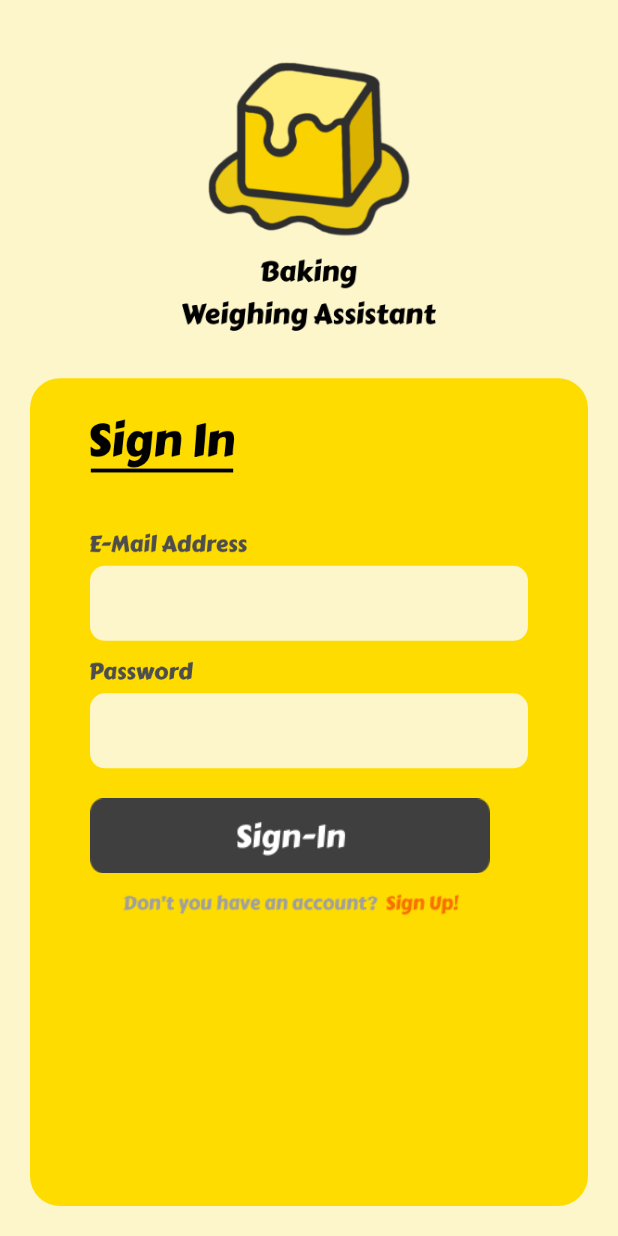
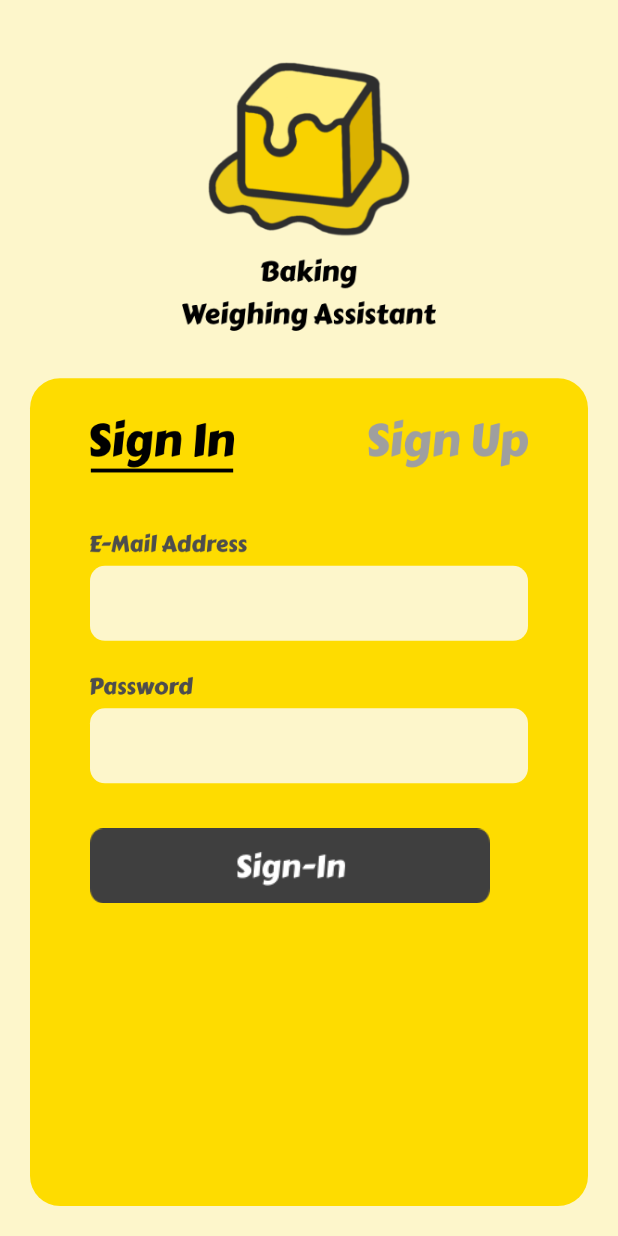
Before and after one commit to coqoa/BakingWeighingAssistant, a Flutter app: the screen it shows after launch, on a phone screen of 412 x 824 dp. Run offline on Flutter 3.47's test engine with Material 2 defaults, Android fonts, the light colour scheme and no system bars; our stand-ins replace flutter_keyboard_visibility, get; missing offline and left inert: flutter_keyboard_visibility_web.

Commit message:
로그인페이지 / 회원가입 페이지 개발 완료

```diff
--- a/lib/main.dart
+++ b/lib/main.dart
@@ -2,22 +2,25 @@ import 'package:bwa/config/palette.dart';
 import 'package:bwa/screen/sign.dart';
 import 'package:flutter/material.dart';
 import 'package:get/get.dart';
+import 'package:flutter/services.dart';
 
 void main() {
-  runApp(const MyApp());
+  WidgetsFlutterBinding.ensureInitialized();
+  SystemChrome.setPreferredOrientations([DeviceOrientation.portraitUp]).then((value) => runApp(const MyApp()));
 }
 
 class MyApp extends StatelessWidget {
   const MyApp({Key? key}) : super(key: key);
 
+
+
   @override
   Widget build(BuildContext context) {
-    // ignore: prefer_const_constructors
+
     return GetMaterialApp(
       title: 'Flutter Demo',
-      // theme: ThemeData(fontFamily: 'carter'),
       debugShowCheckedModeBanner: false,
-      home: const SafeArea(
+      home: SafeArea(
         child: Scaffold(
           backgroundColor: Palette.lightyellow,
           body: Center(
--- a/lib/screen/sign.dart
+++ b/lib/screen/sign.dart
@@ -8,17 +8,25 @@ import 'package:flutter_keyboard_visibility/flutter_keyboard_visibility.dart';
 import 'package:get/get.dart';
 
 class Sign extends StatefulWidget {
-  const Sign({Key? key, required this.boxRadius}) : super(key: key);
+  Sign({Key? key, required this.boxRadius}) : super(key: key);
   final double boxRadius;
+  // bool isSignin = true;
+
   @override
   State<Sign> createState() => _SignState();
 }
 
 class _SignState extends State<Sign> {
-
+  bool isSignin = true;
   late double boxWidth = MediaQuery.of(context).size.width;
   late double boxHeight = MediaQuery.of(context).size.height;
 
+
+  // void changeSign(){
+  //   setState((){
+  //     widget.isSignin = !widget.isSignin;
+  //   });
+  // }
   @override
   void initState() {
     super.initState();
@@ -62,7 +70,53 @@ class _SignState extends State<Sign> {
                     color: Palette.yellow,
                     borderRadius: BorderRadius.circular(20)
                   ),
-                  child: SignIn(),
+                  child: Column(
+                    crossAxisAlignment: CrossAxisAlignment.start,
+                    children: [
+                      Row(
+                        mainAxisAlignment: MainAxisAlignment.spaceBetween,
+                        children: [
+                          GestureDetector(
+                            child: SizedBox(
+                              height: 50,
+                              child: Container(
+                                padding: const EdgeInsets.only(left: 20),
+                                height: 50,
+                                child: isSignin
+                                ? Image.asset("assets/images/signin-title.png")
+                                : Image.asset("assets/images/signin-title-unfocus.png")
+                              ),
+                            ),
+                            onTap: (){
+                              setState(() {
+                                isSignin = true;
+                                print(isSignin);
+                              });
+                            },
+                          ),
+                          GestureDetector(
+                            child: SizedBox(
+                              height: 50,
+                              child: Container(
+                                padding: const EdgeInsets.only(right: 20),
+                                height: 50,
+                                child: isSignin
+                                ? Image.asset("assets/images/signup-title-unfocus.png")
+                                : Image.asset("assets/images/signup-title.png")
+                              ),
+                            ),
+                            onTap: (){
+                              setState(() {
+                                isSignin = false;
+                                print(isSignin);
+                              });
+                            },
+                          ),
+                        ],
+                      ),
+                      Expanded(child: isSignin ? SignIn() : SignUp())
+                    ],
+                  ),
                   // child: SignUp(),
                 )
               )
--- a/lib/widget/sign_in.dart
+++ b/lib/widget/sign_in.dart
@@ -1,5 +1,4 @@
 import 'package:bwa/config/palette.dart';
-import 'package:bwa/widget/sign_up.dart';
 import 'package:flutter/material.dart';
 import 'package:flutter_keyboard_visibility/flutter_keyboard_visibility.dart';
 import 'package:get/get.dart';
@@ -24,17 +23,10 @@ class _SignInState extends State<SignIn> {
   Widget build(BuildContext context) {
     return KeyboardVisibilityBuilder(
       builder: (BuildContext , bool isKeyboardVisible) {
-        return SizedBox(
-          width: 100,
-          child: Column(
+        return Column(
           crossAxisAlignment: CrossAxisAlignment.start,
           children: [
-              // 메뉴
-              Container(
-                padding: const EdgeInsets.only(left: 20),
-                height: 50,
-                child: Image.asset("assets/images/signin-title.png")
-              ),
+
             !isKeyboardVisible ? const SizedBox(height: 20) : const SizedBox(height: 0),
 
             // 텍스트 폼 필드
@@ -83,7 +75,8 @@ class _SignInState extends State<SignIn> {
                             ),
                           ],
                         ),
-                          const SizedBox(height: 10),
+                        isKeyboardVisible ? const SizedBox(height: 10) : const SizedBox(height: 20),
+
                         // 비밀번호 입력 창
                         Column(
                           crossAxisAlignment: CrossAxisAlignment.start,
@@ -122,30 +115,13 @@ class _SignInState extends State<SignIn> {
                             ),
                           ],
                         ),
-                          const SizedBox(height: 20),
+
+                        const SizedBox(height: 30),
 
                         // 버튼
-                          // isKeyboardVisible
-                          // ? SizedBox()
-                          // :
-                          Column(
-                            // crossAxisAlignment: CrossAxisAlignment.start,
-                            children: [
                         Container(
                           height: 50,
-                                margin: const EdgeInsets.only(bottom: 10),
                           child: Image.asset("assets/images/signin-btn.png"),
-                              ),
-                              GestureDetector(
-                                child: SizedBox(
-                                  height: 20,
-                                  child: Image.asset("assets/images/go-to-signup.png"),
-                                ),
-                                onTap: () {
-                                  Get.to(SignUp());
-                                },
-                              ),
-                            ],
                         ),
                       ],
                     ),
@@ -153,7 +129,6 @@ class _SignInState extends State<SignIn> {
               ),
             ),
           ],
-          ),
         );
       }
     );
```
Also changed, not shown: lib/widget/sign_up.dart (+5 -28 lines), 2 other files. Lines whose indentation alone changed are shown as unchanged.
